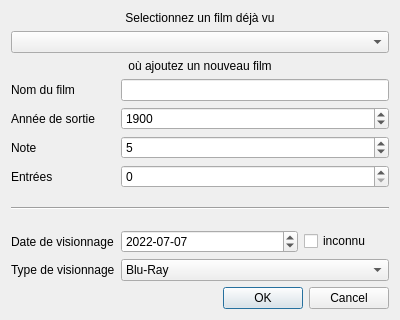
This is Dialogs/AddViewDialog.ui in AmbreM71/MovieManager as Qt 5 draws it before an edit. The edited form follows.
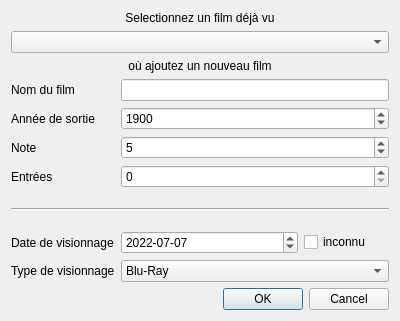
This is the edited form.

The edit to the form file:
```diff
--- a/Dialogs/AddViewDialog.ui
+++ b/Dialogs/AddViewDialog.ui
@@ -7,7 +7,7 @@
     <x>0</x>
     <y>0</y>
     <width>400</width>
-    <height>320</height>
+    <height>321</height>
    </rect>
   </property>
   <property name="windowTitle">
```
Left out of the diff: 6 changed lines with no effect on the pictures.
